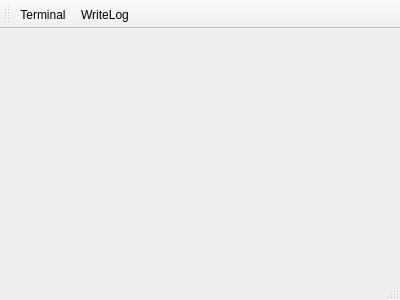
First picture: the form in Mems/mainwindow.ui, repository WM1801/mems, before the edit.
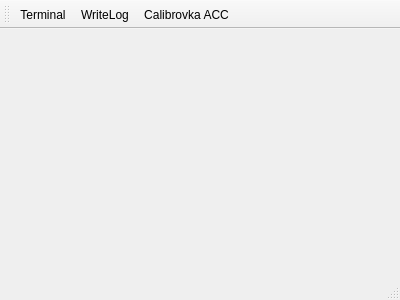
Second picture: the form after the edit. Icons and pictures are not drawn.

What changed in the file:
```diff
--- a/Mems/mainwindow.ui
+++ b/Mems/mainwindow.ui
@@ -33,6 +33,7 @@
    </attribute>
    <addaction name="actionTerminal"/>
    <addaction name="actionWriteLog"/>
+   <addaction name="actionCalibrovka_ACC"/>
   </widget>
   <widget class="QStatusBar" name="statusBar"/>
   <action name="actionTerminal">
@@ -62,6 +63,15 @@
     <string>Записать в файл</string>
    </property>
   </action>
+  <action name="actionCalibrovka_ACC">
+   <property name="icon">
+    <iconset resource="qrc.qrc">
+     <normaloff>:/Image/clbrAcc.png</normaloff>:/Image/clbrAcc.png</iconset>
+   </property>
+   <property name="text">
+    <string>Calibrovka ACC</string>
+   </property>
+  </action>
  </widget>
  <layoutdefault spacing="6" margin="11"/>
  <resources>
```
